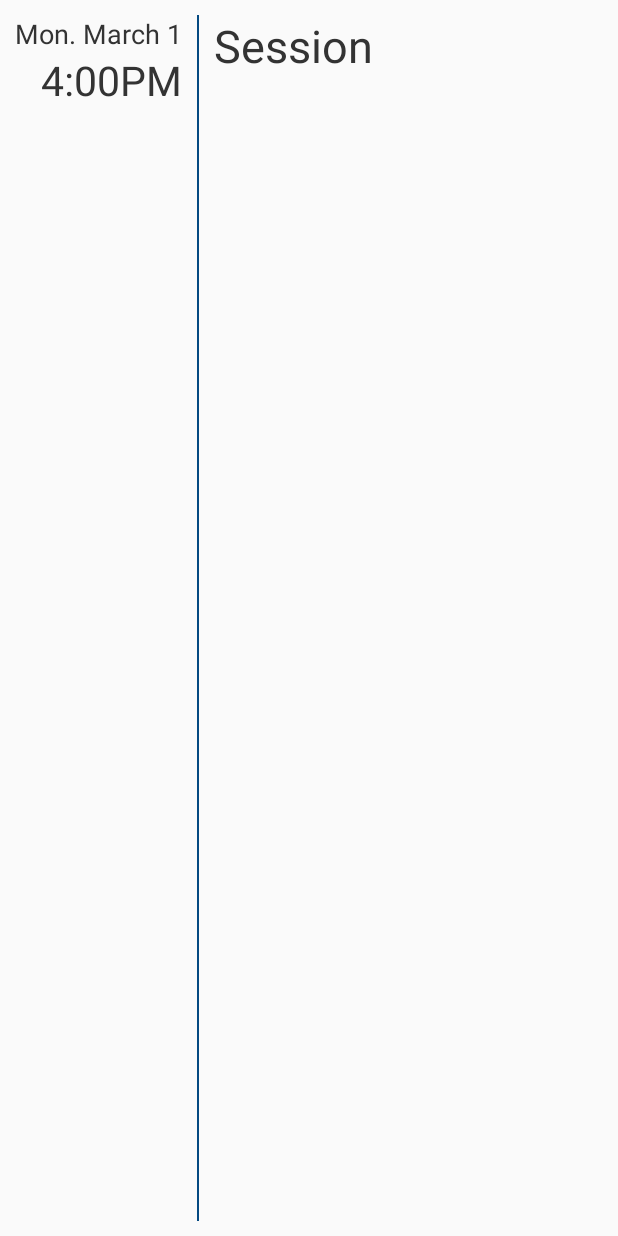
After one commit to blinkmacalahan/SessionSignage, an Android app: the layout room_session.xml on its own in the app's theme, with its tools: preview values and no code run, on a phone screen of 412 x 824 dp. The commit adds this screen. Run offline under Robolectric (Android 15) with nearby library versions, the phone set to English and light mode, and no system bars.

Commit message:
update adapters

```diff
--- a/androidApp/src/main/java/com/example/sessionsignage/androidApp/DisplayActivity.kt
+++ b/androidApp/src/main/java/com/example/sessionsignage/androidApp/DisplayActivity.kt
@@ -5,7 +5,6 @@ import androidx.appcompat.app.AppCompatActivity
 import androidx.lifecycle.lifecycleScope
 import com.example.sessionsignage.shared.SessionSignageSDK
 import com.example.sessionsignage.shared.cache.DatabaseDriverFactory
-import com.example.sessionsignage.shared.cache.Session
 import kotlinx.coroutines.Dispatchers
 import kotlinx.coroutines.withContext
 
@@ -41,7 +40,7 @@ class DisplayActivity : AppCompatActivity() {
                     2 -> {
                         supportFragmentManager.beginTransaction().replace(
                             R.id.display_root,
-                            RoomSessionsFragment.newInstance(sessionsList),
+                            RoomSessionsFragment.newInstance(room, sessionsList),
                             RoomSessionsFragment.TAG
                         ).commit()
                     }
--- a/androidApp/src/main/java/com/example/sessionsignage/androidApp/TagAdapter.kt
+++ b/androidApp/src/main/java/com/example/sessionsignage/androidApp/TagAdapter.kt
@@ -25,7 +25,7 @@ class TagAdapter(private val tags: List<Tag>): RecyclerView.Adapter<TagAdapter.T
         if (tag.color == null) {
             holder.color.visibility = View.INVISIBLE
         }
-        holder.color.setBackgroundColor(Color.parseColor(tag.color))
+        holder.color.background.setTint(Color.parseColor(tag.color))
         holder.name.text = tag.name
     }
 
--- a/androidApp/src/main/res/drawable/button.xml
+++ b/androidApp/src/main/res/drawable/button.xml
@@ -2,5 +2,5 @@
 <shape xmlns:android="http://schemas.android.com/apk/res/android"
     android:shape="rectangle">
     <solid android:color="@color/colorAccent"/>
-    <corners android:radius="32dp"/>
+    <corners android:radius="8dp"/>
 </shape>
--- /dev/null
+++ b/androidApp/src/main/res/layout/room_session.xml
@@ -0,0 +1,66 @@
+<?xml version="1.0" encoding="utf-8"?>
+
+<RelativeLayout
+    xmlns:android="http://schemas.android.com/apk/res/android"
+    xmlns:tools="http://schemas.android.com/tools"
+    android:layout_width="wrap_content"
+    android:layout_height="wrap_content"
+    android:layout_margin="10dp">
+
+    <TextView
+        android:id="@+id/session_date"
+        android:layout_width="wrap_content"
+        android:layout_height="wrap_content"
+        android:layout_alignParentTop="true"
+        android:textColor="@color/colorText"
+        android:textSize="18sp"
+        tools:text="Mon. March 1"/>
+
+    <TextView
+        android:id="@+id/session_time"
+        android:layout_width="wrap_content"
+        android:layout_height="wrap_content"
+        android:layout_below="@id/session_date"
+        android:layout_alignEnd="@id/session_date"
+        android:gravity="center"
+        android:textColor="@color/colorText"
+        android:textSize="27sp"
+        tools:text="4:00PM"/>
+
+    <View
+        android:id="@+id/divider"
+        android:layout_width="1.5dp"
+        android:layout_height="match_parent"
+        android:layout_alignParentTop="true"
+        android:layout_alignParentBottom="true"
+        android:background="@color/colorPrimaryDark"
+        android:layout_toEndOf="@id/session_time"
+        android:layout_marginStart="10dp"
+        android:layout_marginEnd="10dp"/>
+
+    <TextView
+        android:id="@+id/session_title"
+        android:layout_width="wrap_content"
+        android:layout_height="wrap_content"
+        android:layout_toEndOf="@id/divider"
+        android:layout_marginBottom="5dp"
+        android:textSize="30sp"
+        android:textColor="@color/colorText"
+        tools:text="Session"/>
+
+    <LinearLayout
+        android:layout_width="match_parent"
+        android:layout_height="wrap_content"
+        android:layout_below="@id/session_title"
+        android:layout_toEndOf="@id/divider"
+        android:layout_marginStart="10dp"
+        android:orientation="vertical">
+
+        <androidx.recyclerview.widget.RecyclerView
+            android:id="@+id/session_tags_rv"
+            android:layout_width="wrap_content"
+            android:layout_height="wrap_content"/>
+
+    </LinearLayout>
+
+</RelativeLayout>
```
Also changed, not shown: androidApp/src/main/java/com/example/sessionsignage/androidApp/RoomSessionsAdapter.kt (added, +52 -0 lines), androidApp/src/main/java/com/example/sessionsignage/androidApp/RoomSessionsFragment.kt (+33 -4 lines), androidApp/src/main/res/layout/room_sessions_fragment.xml (+38 -3 lines).
